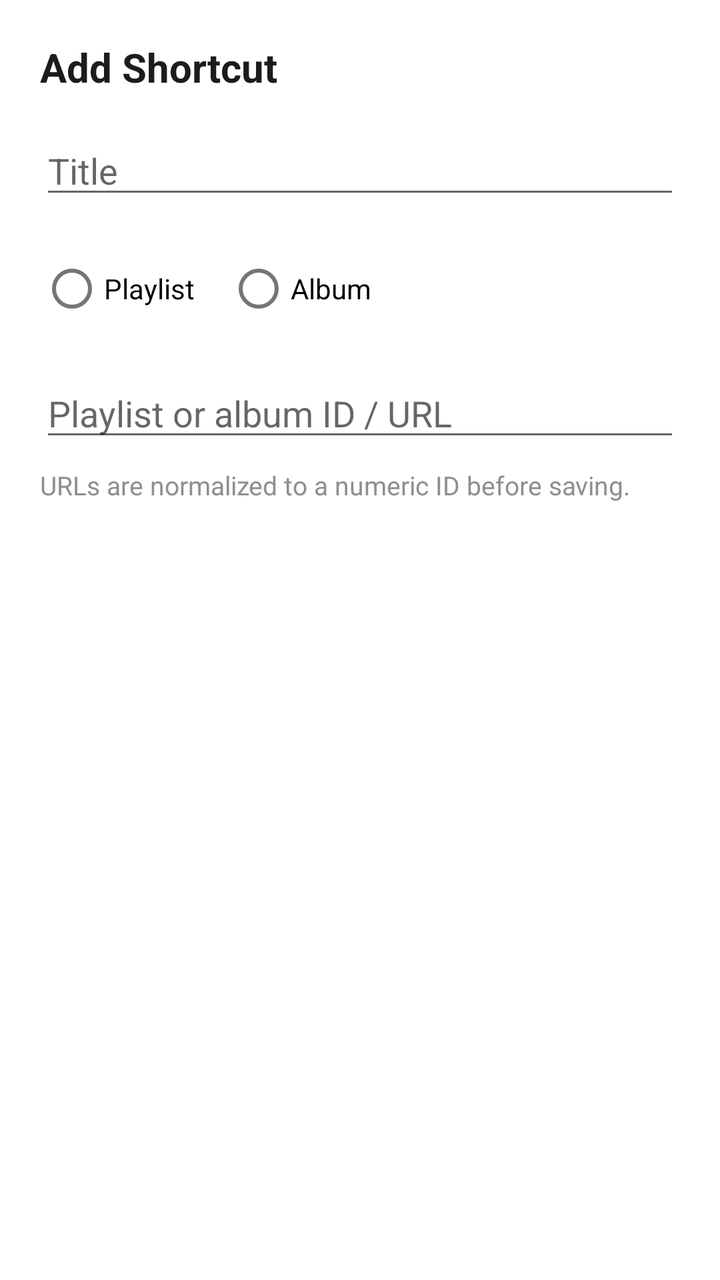
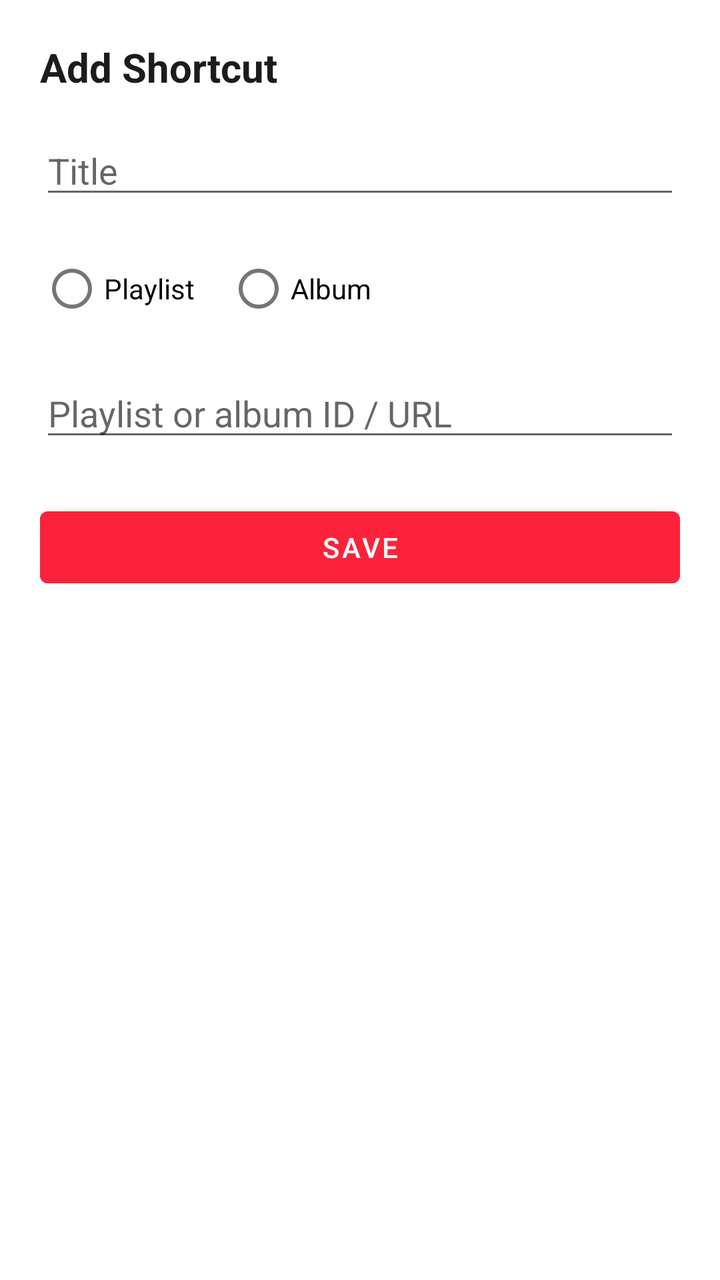

Screens rendered from an Android XML layout before and after an edit, with the pre-edit source and the edit as a unified diff.
<!-- AndroidManifest.xml: application theme Theme.MLNetease -->
<!-- res/layout/dialog_edit_home_shortcut.xml -->
<?xml version="1.0" encoding="utf-8"?>
<ScrollView xmlns:android="http://schemas.android.com/apk/res/android"
    android:layout_width="match_parent"
    android:layout_height="wrap_content"
    android:fillViewport="true">

    <LinearLayout
        android:layout_width="match_parent"
        android:layout_height="wrap_content"
        android:orientation="vertical"
        android:padding="20dp">

        <TextView
            android:id="@+id/tv_shortcut_editor_title"
            android:layout_width="match_parent"
            android:layout_height="wrap_content"
            android:text="Add Shortcut"
            android:textColor="@color/text_primary"
            android:textSize="20sp"
            android:textStyle="bold" />

        <EditText
            android:id="@+id/input_shortcut_title"
            android:layout_width="match_parent"
            android:layout_height="wrap_content"
            android:layout_marginTop="16dp"
            android:hint="Title"
            android:inputType="text" />

        <RadioGroup
            android:id="@+id/group_shortcut_type"
            android:layout_width="match_parent"
            android:layout_height="wrap_content"
            android:layout_marginTop="16dp"
            android:orientation="horizontal">

            <RadioButton
                android:id="@+id/radio_shortcut_playlist"
                android:layout_width="wrap_content"
                android:layout_height="wrap_content"
                android:text="Playlist" />

            <RadioButton
                android:id="@+id/radio_shortcut_album"
                android:layout_width="wrap_content"
                android:layout_height="wrap_content"
                android:layout_marginStart="16dp"
                android:text="Album" />
        </RadioGroup>

        <EditText
            android:id="@+id/input_shortcut_id"
            android:layout_width="match_parent"
            android:layout_height="wrap_content"
            android:layout_marginTop="16dp"
            android:hint="Playlist or album ID / URL"
            android:inputType="text" />

        <TextView
            android:id="@+id/tv_shortcut_editor_hint"
            android:layout_width="match_parent"
            android:layout_height="wrap_content"
            android:layout_marginTop="8dp"
            android:text="URLs are normalized to a numeric ID before saving."
            android:textColor="@color/text_secondary"
            android:textSize="13sp" />
    </LinearLayout>
</ScrollView>
<!-- resources referenced by this layout -->
<resources>
  <color name="text_primary">#1C1C1E</color>
  <color name="text_secondary">#8E8E93</color>
  <style name="Theme.MLNetease" parent="Theme.MaterialComponents.DayNight.NoActionBar">
          
          <item name="colorPrimary">@color/brand_primary</item>
          <item name="colorPrimaryVariant">@color/background_secondary</item>
          <item name="colorOnPrimary">@color/text_primary</item>
  
          
          <item name="colorSecondary">@color/brand_primary</item>
          <item name="colorSecondaryVariant">@color/brand_primary</item>
          <item name="colorOnSecondary">@color/text_primary</item>
  
          
          <item name="android:windowBackground">@color/background_primary</item>
          <item name="android:colorBackground">@color/background_primary</item>
  
          
          <item name="android:statusBarColor" tools:targetApi="l">@color/background_primary</item>
          <item name="android:windowLightStatusBar" tools:targetApi="m">true</item>
  
          
          <item name="bottomNavigationStyle">@style/Widget.MaterialComponents.BottomNavigationView.Colored</item>
      </style>
  <color name="brand_primary">#FA233B</color>
  <color name="background_secondary">#F2F2F7</color>
  <color name="background_primary">#FFFFFF</color>
</resources>

<!-- the commit's change to res/layout/dialog_edit_home_shortcut.xml (unified diff, before → after) -->
@@ -56,13 +56,13 @@
             android:hint="Playlist or album ID / URL"
             android:inputType="text" />
 
-        <TextView
-            android:id="@+id/tv_shortcut_editor_hint"
+        <Button
+            android:id="@+id/btn_save_shortcut"
             android:layout_width="match_parent"
             android:layout_height="wrap_content"
-            android:layout_marginTop="8dp"
-            android:text="URLs are normalized to a numeric ID before saving."
-            android:textColor="@color/text_secondary"
-            android:textSize="13sp" />
+            android:layout_marginTop="24dp"
+            android:text="Save"
+            android:textColor="#FFFFFF"
+            android:backgroundTint="@color/brand_primary" />
     </LinearLayout>
 </ScrollView>
<!-- resource entries referenced after the edit -->
@@ -1,7 +1,6 @@
 <!-- resources referenced by this layout -->
 <resources>
   <color name="text_primary">#1C1C1E</color>
-  <color name="text_secondary">#8E8E93</color>
   <style name="Theme.MLNetease" parent="Theme.MaterialComponents.DayNight.NoActionBar">
           
           <item name="colorPrimary">@color/brand_primary</item>
